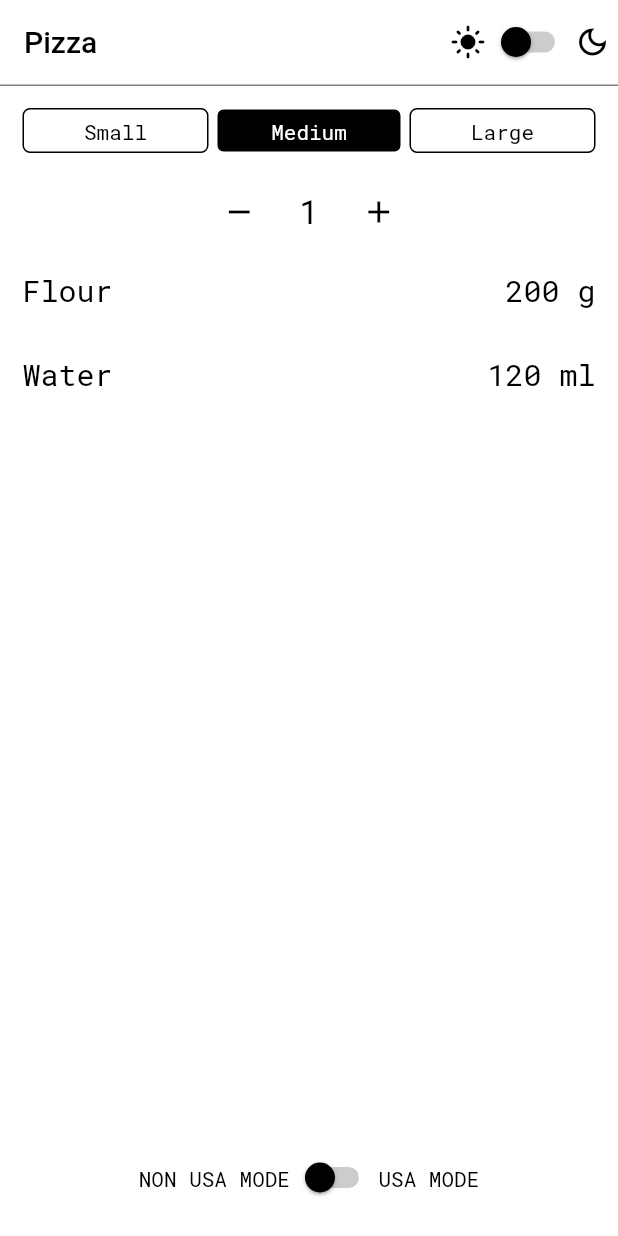
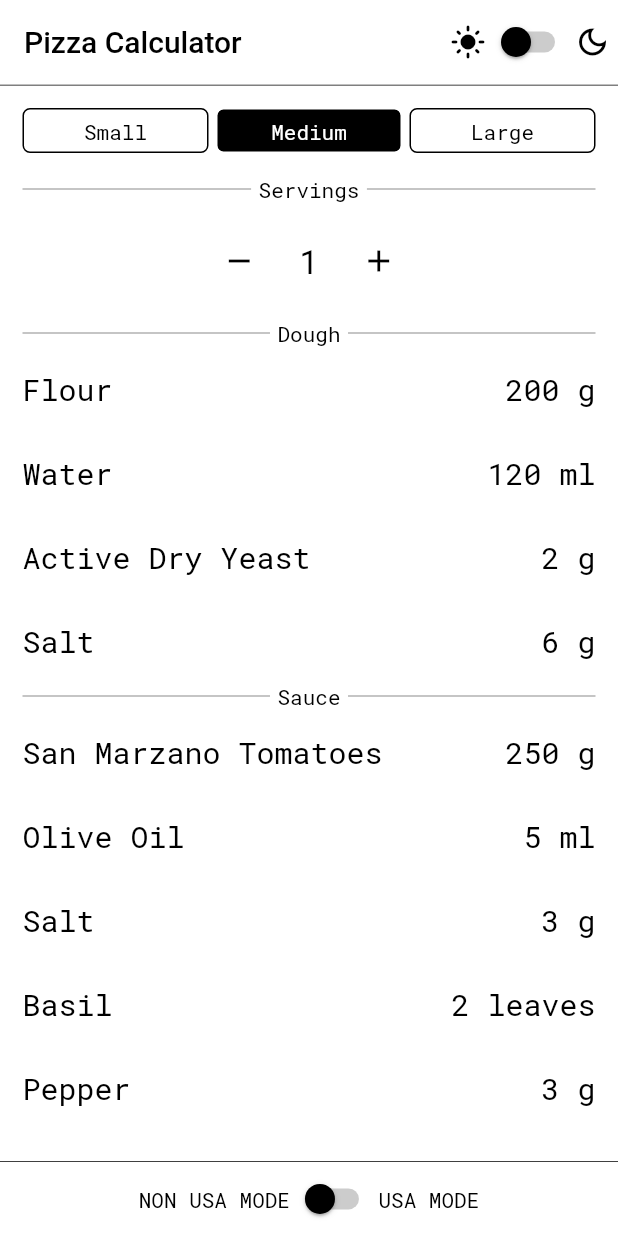
Before and after one commit to alexn62/pizza_calc, a Flutter app: the screen it shows after launch, on a phone screen of 412 x 824 dp. Run offline on Flutter 3.47's test engine with Material 2 defaults, Android fonts, the phone set to English and light mode, and no system bars; our stand-ins replace google_fonts, shared_preferences; missing offline and left inert: charcode.

Commit message:
finished functionality

```diff
--- a/lib/constants/colors.dart
+++ /dev/null
@@ -1,7 +0,0 @@
-import 'package:flutter/material.dart';
-
-const Color bgColorLight = Color(0x0000000f);
-const Color primaryColorLight = Color(0xffffffff);
-
-const Color bgColorDark = Color(0xffffffff);
-const Color primaryColorDark = Color(0x00000004);
--- a/lib/constants/spacing.dart
+++ b/lib/constants/spacing.dart
@@ -4,7 +4,6 @@ const SizedBox hTinySpace = SizedBox(width: 5);
 const SizedBox hSmallSpace = SizedBox(width: 10);
 const SizedBox hRegularSpace = SizedBox(width: 15);
 const SizedBox hBigSpace = SizedBox(width: 30);
-
 const SizedBox vTinySpace = SizedBox(height: 5);
 const SizedBox vSmallSpace = SizedBox(height: 10);
 const SizedBox vRegularSpace = SizedBox(height: 15);
--- a/lib/main.dart
+++ b/lib/main.dart
@@ -3,8 +3,6 @@ import 'package:google_fonts/google_fonts.dart';
 import 'package:pizza_calc/screens/main_page.dart';
 import 'package:pizza_calc/services/general_services.dart';
 import 'package:provider/provider.dart';
-import 'constants/colors.dart';
-import '';
 
 Future main() async {
   WidgetsFlutterBinding.ensureInitialized();
--- a/lib/screens/main_page.dart
+++ b/lib/screens/main_page.dart
@@ -1,8 +1,12 @@
 import 'package:flutter/material.dart';
 import 'package:pizza_calc/constants/spacing.dart';
 import 'package:pizza_calc/services/general_services.dart';
+import 'package:pizza_calc/widgets/amount_counter.dart';
+import 'package:pizza_calc/widgets/divider_with_title.dart';
 import 'package:pizza_calc/widgets/generic_button.dart';
 import 'package:pizza_calc/widgets/ingredient_component.dart';
+import 'package:pizza_calc/widgets/usa_mode_bg.dart';
+import 'package:pizza_calc/widgets/usa_mode_switch.dart';
 import 'package:provider/provider.dart';
 
 class MainPage extends StatelessWidget {
@@ -17,18 +21,7 @@ class MainPage extends StatelessWidget {
       child: Scaffold(
           backgroundColor: Theme.of(context).primaryColor,
           appBar: AppBar(
-            flexibleSpace: !model.usaMode
-                ? Container()
-                : Container(
-                    decoration: BoxDecoration(
-                    image: DecorationImage(
-                        fit: BoxFit.cover,
-                        colorFilter: ColorFilter.mode(
-                            Colors.black.withOpacity(0.5), BlendMode.dstATop),
-                        image: const AssetImage(
-                          'assets/usa_flag.jpg',
-                        )),
-                  )),
+            flexibleSpace: !model.usaMode ? Container() : const USAModeBg(),
             elevation: 0,
             actions: [
               Icon(
@@ -56,7 +49,7 @@ class MainPage extends StatelessWidget {
             ],
             centerTitle: false,
             title: Text(
-              'Pizza',
+              'Pizza Calculator',
               style: TextStyle(color: Theme.of(context).backgroundColor),
             ),
             backgroundColor: Theme.of(context).primaryColor,
@@ -66,85 +59,65 @@ class MainPage extends StatelessWidget {
               preferredSize: const Size.fromHeight(1.0),
             ),
           ),
-          body: Column(
-            crossAxisAlignment: CrossAxisAlignment.center,
-            mainAxisAlignment: MainAxisAlignment.start,
+          bottomNavigationBar: USAModeSwitch(model: model),
+          body: ListView(
+            physics: const BouncingScrollPhysics(),
+            shrinkWrap: true,
+            // crossAxisAlignment: CrossAxisAlignment.center,
+            // mainAxisAlignment: MainAxisAlignment.start,
             children: [
               vRegularSpace,
               Padding(
                 padding: const EdgeInsets.symmetric(horizontal: 15),
                 child: Row(
                   children: [
-                    GenericButton(title: 'Small', active: model.size == PizzaSize.Small ?  true : false, onTap: () => model.setSize(PizzaSize.Small)),
+                    GenericButton(
+                        title: 'Small',
+                        active: model.size == PizzaSize.Small ? true : false,
+                        onTap: () => model.setSize(PizzaSize.Small)),
                     hTinySpace,
-                    GenericButton(title: 'Medium', active: model.size == PizzaSize.Medium ?  true : false, onTap: () => model.setSize(PizzaSize.Medium)),
+                    GenericButton(
+                        title: 'Medium',
+                        active: model.size == PizzaSize.Medium ? true : false,
+                        onTap: () => model.setSize(PizzaSize.Medium)),
                     hTinySpace,
-                    GenericButton(title: 'Large', active:model.size == PizzaSize.Large ?  true : false, onTap: () => model.setSize(PizzaSize.Large)),
+                    GenericButton(
+                        title: 'Large',
+                        active: model.size == PizzaSize.Large ? true : false,
+                        onTap: () => model.setSize(PizzaSize.Large)),
                   ],
                 ),
               ),
               vRegularSpace,
-              Row(
-                mainAxisAlignment: MainAxisAlignment.center,
-                children: [
-                  IconButton(
-                    onPressed: model.decreaseAmount,
-                    icon: Icon(Icons.remove,
-                        color: Theme.of(context).backgroundColor),
-                  ),
-                  SizedBox(
-                    height: 45,
-                    width: 45,
-                    child: Center(
-                      child: Text(
-                        model.amount.toString(),
-                        style: TextStyle(
-                            fontSize: 22,
-                            color: Theme.of(context).backgroundColor),
-                      ),
-                    ),
-                  ),
-                  IconButton(
-                    onPressed: model.increaseAmount,
-                    icon: Icon(
-                      Icons.add,
-                      color: Theme.of(context).backgroundColor,
-                    ),
-                  ),
-                ],
-              ),
+              const DividerWithTitle(title: 'Servings'),
+              vRegularSpace,
+              AmountCounter(model: model),
+              vRegularSpace,
+              const DividerWithTitle(title: 'Dough'),
               vRegularSpace,
               IngredientComponent(title: 'Flour', value: model.flour),
               vBigSpace,
               IngredientComponent(title: 'Water', value: model.water),
+              vBigSpace,
+              IngredientComponent(
+                  title: 'Active Dry Yeast', value: model.yeast),
+              vBigSpace,
+              IngredientComponent(title: 'Salt', value: model.salt),
               vRegularSpace,
-              Expanded(child: Container()),
-              Row(
-                mainAxisSize: MainAxisSize.min,
-                children: [
-                  Center(
-                      child: Text('NON USA MODE',
-                          style: TextStyle(
-                              color: Theme.of(context).backgroundColor))),
-                  Switch.adaptive(
-                    value: model.usaMode,
-                    onChanged: (val) {
-                      model.setUsaMode(val);
-                    },
-                    thumbColor: MaterialStateProperty.all(
-                        Theme.of(context).backgroundColor),
-                    inactiveTrackColor:
-                        Theme.of(context).backgroundColor.withOpacity(.2),
-                    activeTrackColor:
-                        Theme.of(context).backgroundColor.withOpacity(.8),
-                  ),
-                  Center(
-                      child: Text('USA MODE',
-                          style: TextStyle(
-                              color: Theme.of(context).backgroundColor))),
-                ],
-              ),
-              vRegularSpace
+              const DividerWithTitle(title: 'Sauce'),
+              vRegularSpace,
+              IngredientComponent(
+                  title: 'San Marzano Tomatoes', value: model.tomatoes),
+              vBigSpace,
+              IngredientComponent(title: 'Olive Oil', value: model.olive_oil),
+              vBigSpace,
+              IngredientComponent(title: 'Salt', value: model.sauce_salt),
+              vBigSpace,
+              IngredientComponent(title: 'Basil', value: model.basil),
+              vBigSpace,
+              IngredientComponent(title: 'Pepper', value: model.pepper),
+              vRegularSpace,
+
             ],
           )),
     );
--- a/lib/services/general_services.dart
+++ b/lib/services/general_services.dart
@@ -82,16 +82,15 @@ class GeneralServices extends ChangeNotifier {
     }
   }
 
-
   // flour
   static const int FLOUR_PER_SERVING_GRAMS = 200;
   static const double FLOUR_PER_SERVING_CUPS = 1.25;
 
   String get flour {
     if (usaMode) {
-      print(sizeConversion);
-      double am = ((FLOUR_PER_SERVING_CUPS * amount * sizeConversion) / 0.25).round() *0.25;
-      print(am);
+      double am =
+          ((FLOUR_PER_SERVING_CUPS * amount * sizeConversion) / 0.25).round() *
+              0.25;
       int? frac = int.tryParse(am.toString().split('.')[1]);
       return am.floor().toString() + fraction(frac) + ' cups';
     }
@@ -106,10 +105,125 @@ class GeneralServices extends ChangeNotifier {
   static const double WATER_PER_SERVING_OZ = 4.3;
 
   String get water {
-    if (usaMode){
-      return (WATER_PER_SERVING_OZ * amount * sizeConversion).toStringAsFixed(1) + ' oz';
+    if (usaMode) {
+      return (WATER_PER_SERVING_OZ * amount * sizeConversion)
+              .toStringAsFixed(1) +
+          ' oz';
     }
     return (WATER_PER_SERVING_MILLILITEERS * amount).toStringAsFixed(0) + ' ml';
+  }
+
+  // yeast
+  static const double YEAST_PER_SERVING_GRAMS = 2.3;
+  static const double YEAST_PER_SERVING_TSP = 0.75;
+
+  String get yeast {
+    if (usaMode) {
+      double am =
+          ((YEAST_PER_SERVING_TSP * amount * sizeConversion) / 0.25).round() *
+              0.25;
+      int? frac = int.tryParse(am.toString().split('.')[1]);
+      return am.floor().toString() + fraction(frac) + ' tsp';
+    }
+    return (YEAST_PER_SERVING_GRAMS * amount * sizeConversion)
+            .toStringAsFixed(0) +
+        ' g';
+  }
+
+  // salt
+  static const int SALT_PER_SERVING_GRAMS = 6;
+  static const double SALT_PER_SERVING_TSP = 1.3;
+
+  String get salt {
+    if (usaMode) {
+      double am =
+          ((SALT_PER_SERVING_TSP * amount * sizeConversion) / 0.25).round() *
+              0.25;
+      int? frac = int.tryParse(am.toString().split('.')[1]);
+      return am.floor().toString() + fraction(frac) + ' tsp';
+    }
+    return (SALT_PER_SERVING_GRAMS * amount * sizeConversion)
+            .toStringAsFixed(0) +
+        ' g';
+  }
+
+  // sauce salt
+  static const int SAUCE_SALT_PER_SERVING_GRAMS = 3;
+  static const double SAUCE_SALT_PER_SERVING_TSP = 0.5;
+
+  String get sauce_salt {
+    if (usaMode) {
+      double am =
+          ((SAUCE_SALT_PER_SERVING_TSP * amount * sizeConversion) / 0.25)
+                  .round() *
+              0.25;
+      int? frac = int.tryParse(am.toString().split('.')[1]);
+      return am.floor().toString() + fraction(frac) + ' tsp';
+    }
+    return (SAUCE_SALT_PER_SERVING_GRAMS * amount * sizeConversion)
+            .toStringAsFixed(0) +
+        ' g';
+  }
+
+  // tomatoes
+  static const int TOMATOES_PER_SERVING_GRAMS = 250;
+  static const double TOMATOES_PER_SERVING_CUPS = 1;
+
+  String get tomatoes {
+    if (usaMode) {
+      double am = ((TOMATOES_PER_SERVING_CUPS * amount * sizeConversion) / 0.25)
+              .round() *
+          0.25;
+      int? frac = int.tryParse(am.toString().split('.')[1]);
+      return am.floor().toString() + fraction(frac) + ' cups';
+    }
+    return (TOMATOES_PER_SERVING_GRAMS * amount * sizeConversion)
+            .toDouble()
+            .toStringAsFixed(0) +
+        ' g';
+  }
+
+  // basil
+  static const int BASIL_LEAVES_PER_SERVING = 2;
+
+  String get basil {
+    return (BASIL_LEAVES_PER_SERVING * amount * sizeConversion)
+        .toStringAsFixed(0) + ' leaves';
+  }
+
+  // olive oil
+  static const int OLIVE_OIL_PER_SERVING_ML = 5;
+  static const int OLIVE_OIL_PER_SERVING_TSP = 1;
+
+  String get olive_oil {
+    if (usaMode) {
+      double am = ((OLIVE_OIL_PER_SERVING_TSP * amount * sizeConversion) / 0.25)
+              .round() *
+          0.25;
+      int? frac = int.tryParse(am.toString().split('.')[1]);
+      return am.floor().toString() + fraction(frac) + ' tsp';
+    }
+    return (OLIVE_OIL_PER_SERVING_ML * amount * sizeConversion)
+            .toStringAsFixed(0) +
+        ' ml';
+  }
+
+  // pepper
+  static const int SAUCE_PEPPER_PER_SERVING_GRAMS = 3;
+  static const double SAUCE_PEPPER_PER_SERVING_TSP = 0.5;
+
+  String get pepper {
+    if (usaMode) {
+      double am =
+          ((SAUCE_PEPPER_PER_SERVING_TSP * amount * sizeConversion) / 0.25)
+                  .round() *
+              0.25;
+      int? frac = int.tryParse(am.toString().split('.')[1]);
+      return am.floor().toString() + fraction(frac) + ' tsp';
+    }
+    return (SAUCE_PEPPER_PER_SERVING_GRAMS * amount * sizeConversion)
+            .toStringAsFixed(0) +
+        ' g';
   }
 }
 
--- /dev/null
+++ b/lib/widgets/amount_counter.dart
@@ -0,0 +1,44 @@
+import 'package:flutter/material.dart';
+import 'package:pizza_calc/services/general_services.dart';
+
+class AmountCounter extends StatelessWidget {
+  const AmountCounter({
+    Key? key,
+    required this.model,
+  }) : super(key: key);
+
+  final GeneralServices model;
+
+  @override
+  Widget build(BuildContext context) {
+    return Row(
+      mainAxisAlignment: MainAxisAlignment.center,
+      children: [
+        IconButton(
+          onPressed: model.decreaseAmount,
+          icon: Icon(Icons.remove,
+              color: Theme.of(context).backgroundColor),
+        ),
+        SizedBox(
+          height: 45,
+          width: 45,
+          child: Center(
+            child: Text(
+              model.amount.toString(),
+              style: TextStyle(
+                  fontSize: 22,
+                  color: Theme.of(context).backgroundColor),
+            ),
+          ),
+        ),
+        IconButton(
+          onPressed: model.increaseAmount,
+          icon: Icon(
+            Icons.add,
+            color: Theme.of(context).backgroundColor,
+          ),
+        ),
+      ],
+    );
+  }
+}
--- /dev/null
+++ b/lib/widgets/divider_with_title.dart
@@ -0,0 +1,32 @@
+import 'package:flutter/material.dart';
+import 'package:pizza_calc/constants/spacing.dart';
+
+class DividerWithTitle extends StatelessWidget {
+  final String title;
+  const DividerWithTitle({
+    required this.title,
+    Key? key,
+  }) : super(key: key);
+
+  @override
+  Widget build(BuildContext context) {
+    return Row(
+      mainAxisSize: MainAxisSize.min,
+      children: [
+        hRegularSpace,
+        Expanded(
+          child: Container(
+              height: .3, color: Theme.of(context).backgroundColor),
+        ),
+        hTinySpace,
+        Text(title, style: TextStyle(color: Theme.of(context).backgroundColor),),
+        hTinySpace,
+        Expanded(
+          child: Container(
+              height: .3, color: Theme.of(context).backgroundColor),
+        ),
+        hRegularSpace,
+      ],
+    );
+  }
+}
--- /dev/null
+++ b/lib/widgets/usa_mode_bg.dart
@@ -0,0 +1,22 @@
+import 'package:flutter/cupertino.dart';
+import 'package:flutter/material.dart';
+
+class USAModeBg extends StatelessWidget {
+  const USAModeBg({
+    Key? key,
+  }) : super(key: key);
+
+  @override
+  Widget build(BuildContext context) {
+    return Container(
+        decoration: BoxDecoration(
+        image: DecorationImage(
+            fit: BoxFit.cover,
+            colorFilter: ColorFilter.mode(
+                Colors.black.withOpacity(0.5), BlendMode.dstATop),
+            image: const AssetImage(
+              'assets/usa_flag.jpg',
+            )),
+      ));
+  }
+}
--- /dev/null
+++ b/lib/widgets/usa_mode_switch.dart
@@ -0,0 +1,46 @@
+import 'package:flutter/cupertino.dart';
+import 'package:flutter/material.dart';
+import 'package:pizza_calc/services/general_services.dart';
+
+class USAModeSwitch extends StatelessWidget {
+  const USAModeSwitch({
+    Key? key,
+    required this.model,
+  }) : super(key: key);
+
+  final GeneralServices model;
+
+  @override
+  Widget build(BuildContext context) {
+    return Container(
+      height: 50,
+      decoration: BoxDecoration(
+          border: Border(
+              top: BorderSide(
+                  color: Theme.of(context).backgroundColor, width: 0.5))),
+      child: Row(
+        mainAxisAlignment: MainAxisAlignment.center,
+        mainAxisSize: MainAxisSize.min,
+        children: [
+          Center(
+              child: Text('NON USA MODE',
+                  style: TextStyle(color: Theme.of(context).backgroundColor))),
+          Switch.adaptive(
+            value: model.usaMode,
+            onChanged: (val) {
+              model.setUsaMode(val);
+            },
+            thumbColor:
+                MaterialStateProperty.all(Theme.of(context).backgroundColor),
+            inactiveTrackColor:
+                Theme.of(context).backgroundColor.withOpacity(.2),
+            activeTrackColor: Theme.of(context).backgroundColor.withOpacity(.8),
+          ),
+          Center(
+              child: Text('USA MODE',
+                  style: TextStyle(color: Theme.of(context).backgroundColor))),
+        ],
+      ),
+    );
+  }
+}
```
